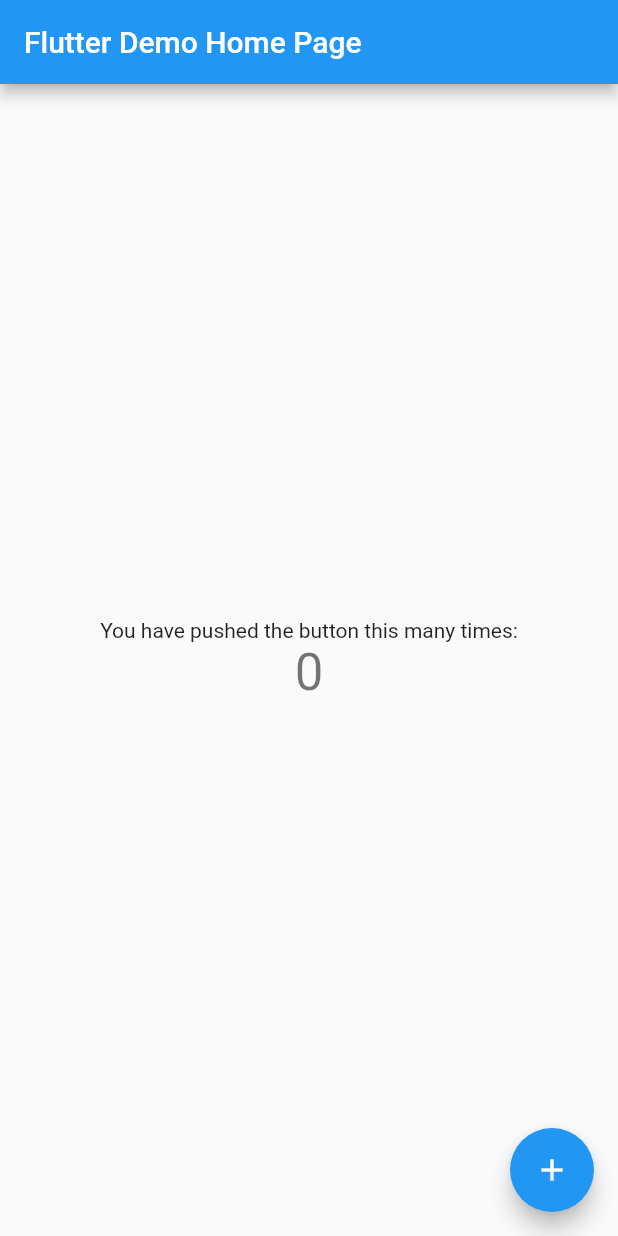
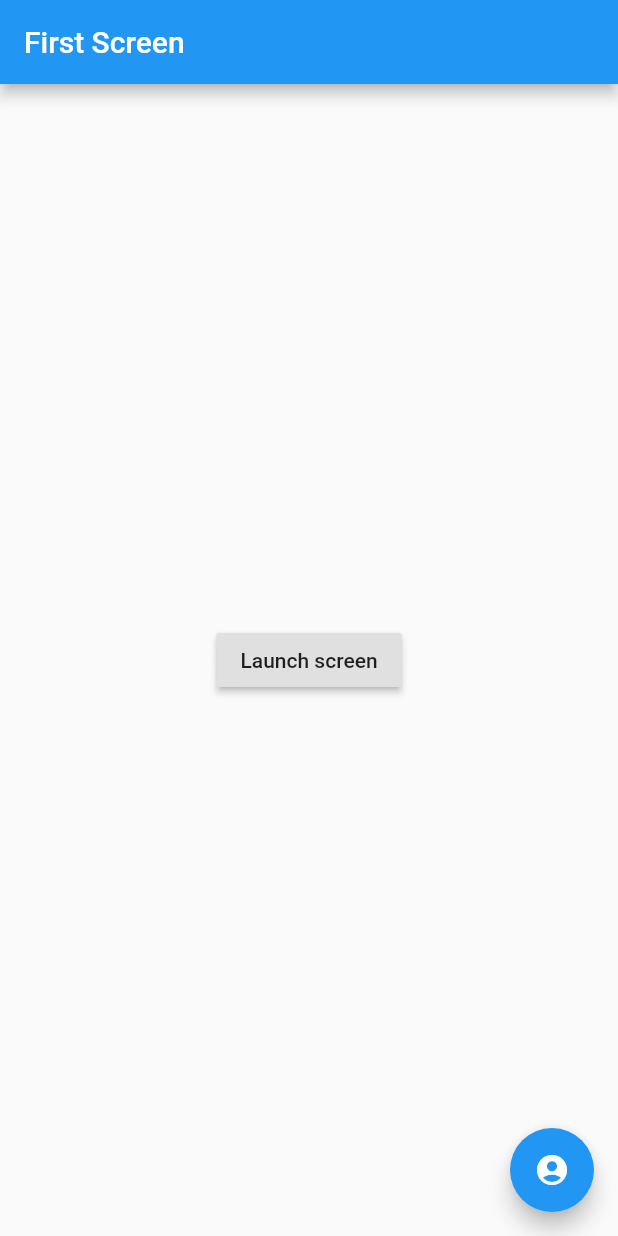
Before and after one commit to ktran050/nearby, a Flutter app: the screen it shows after launch, on a phone screen of 412 x 824 dp. Run offline on Flutter 3.47's test engine with Material 2 defaults, Android fonts, the phone set to English and light mode, and no system bars.

Commit message:
Changed main to have code to switch views

```diff
--- a/src/nearby/lib/main.dart
+++ b/src/nearby/lib/main.dart
@@ -1,109 +1,62 @@
 import 'package:flutter/material.dart';
 
-void main() => runApp(new MyApp());
+void main() {
+  runApp(MaterialApp(
+    title: 'Named Routes Demo',
+    // Start the app with the "/" named route. In our case, the app will start
+    // on the FirstScreen Widget
+    initialRoute: '/',
+    routes: {
+      // When we navigate to the "/" route, build the FirstScreen Widget
+      '/': (context) => HomePage(),
+      // When we navigate to the "/second" route, build the SecondScreen Widget
+      '/second': (context) => ProfilePage(),
+    },
+  ));
+}
 
-class MyApp extends StatelessWidget {
-  // This widget is the root of your application.
+class HomePage extends StatelessWidget {
   @override
   Widget build(BuildContext context) {
-    return new MaterialApp(
-      title: 'Flutter Demo',
-      theme: new ThemeData(
-        // This is the theme of your application.
-        //
-        // Try running your application with "flutter run". You'll see the
-        // application has a blue toolbar. Then, without quitting the app, try
-        // changing the primarySwatch below to Colors.green and then invoke
-        // "hot reload" (press "r" in the console where you ran "flutter run",
-        // or press Run > Flutter Hot Reload in IntelliJ). Notice that the
-        // counter didn't reset back to zero; the application is not restarted.
-        primarySwatch: Colors.blue,
+    return Scaffold(
+      appBar: AppBar(
+        title: Text('First Screen'),
       ),
-      home: new MyHomePage(title: 'Flutter Demo Home Page'),
+      body: Center(
+        child: RaisedButton(
+          child: Text('Launch screen'),
+          onPressed: () {
+            // Navigate to the second screen using a named route
+            Navigator.pushNamed(context, '/second');
+          },
+        ),
+      ),
+      floatingActionButton: new FloatingActionButton(
+        onPressed: () { Navigator.pushNamed(context, '/second'); },
+        tooltip: 'Go back',
+        child: new Icon(Icons.account_circle),
+      ),
     );
   }
 }
 
-class MyHomePage extends StatefulWidget {
-  MyHomePage({Key key, this.title}) : super(key: key);
-
-  // This widget is the home page of your application. It is stateful, meaning
-  // that it has a State object (defined below) that contains fields that affect
-  // how it looks.
-
-  // This class is the configuration for the state. It holds the values (in this
-  // case the title) provided by the parent (in this case the App widget) and
-  // used by the build method of the State. Fields in a Widget subclass are
-  // always marked "final".
-
-  final String title;
-
-  @override
-  _MyHomePageState createState() => new _MyHomePageState();
-}
-
-class _MyHomePageState extends State<MyHomePage> {
-  int _counter = 0;
-
-  void _incrementCounter() {
-    setState(() {
-      // This call to setState tells the Flutter framework that something has
-      // changed in this State, which causes it to rerun the build method below
-      // so that the display can reflect the updated values. If we changed
-      // _counter without calling setState(), then the build method would not be
-      // called again, and so nothing would appear to happen.
-      _counter++;
-    });
-  }
-
+class ProfilePage extends StatelessWidget {
   @override
   Widget build(BuildContext context) {
-    // This method is rerun every time setState is called, for instance as done
-    // by the _incrementCounter method above.
-    //
-    // The Flutter framework has been optimized to make rerunning build methods
-    // fast, so that you can just rebuild anything that needs updating rather
-    // than having to individually change instances of widgets.
-    return new Scaffold(
-      appBar: new AppBar(
-        // Here we take the value from the MyHomePage object that was created by
-        // the App.build method, and use it to set our appbar title.
-        title: new Text(widget.title),
+    return Scaffold(
+      appBar: AppBar(
+        title: Text("Second Screen"),
       ),
-      body: new Center(
-        // Center is a layout widget. It takes a single child and positions it
-        // in the middle of the parent.
-        child: new Column(
-          // Column is also layout widget. It takes a list of children and
-          // arranges them vertically. By default, it sizes itself to fit its
-          // children horizontally, and tries to be as tall as its parent.
-          //
-          // Invoke "debug paint" (press "p" in the console where you ran
-          // "flutter run", or select "Toggle Debug Paint" from the Flutter tool
-          // window in IntelliJ) to see the wireframe for each widget.
-          //
-          // Column has various properties to control how it sizes itself and
-          // how it positions its children. Here we use mainAxisAlignment to
-          // center the children vertically; the main axis here is the vertical
-          // axis because Columns are vertical (the cross axis would be
-          // horizontal).
-          mainAxisAlignment: MainAxisAlignment.center,
-          children: <Widget>[
-            new Text(
-              'You have pushed the button this many times:',
-            ),
-            new Text(
-              '$_counter',
-              style: Theme.of(context).textTheme.display1,
-            ),
-          ],
+      body: Center(
+        child: RaisedButton(
+          onPressed: () {
+            // Navigate back to the first screen by popping the current route
+            // off the stack
+            Navigator.pop(context);
+          },
+          child: Text('Go back!'),
         ),
       ),
-      floatingActionButton: new FloatingActionButton(
-        onPressed: _incrementCounter,
-        tooltip: 'Increment',
-        child: new Icon(Icons.add),
-      ), // This trailing comma makes auto-formatting nicer for build methods.
     );
   }
 }
```
